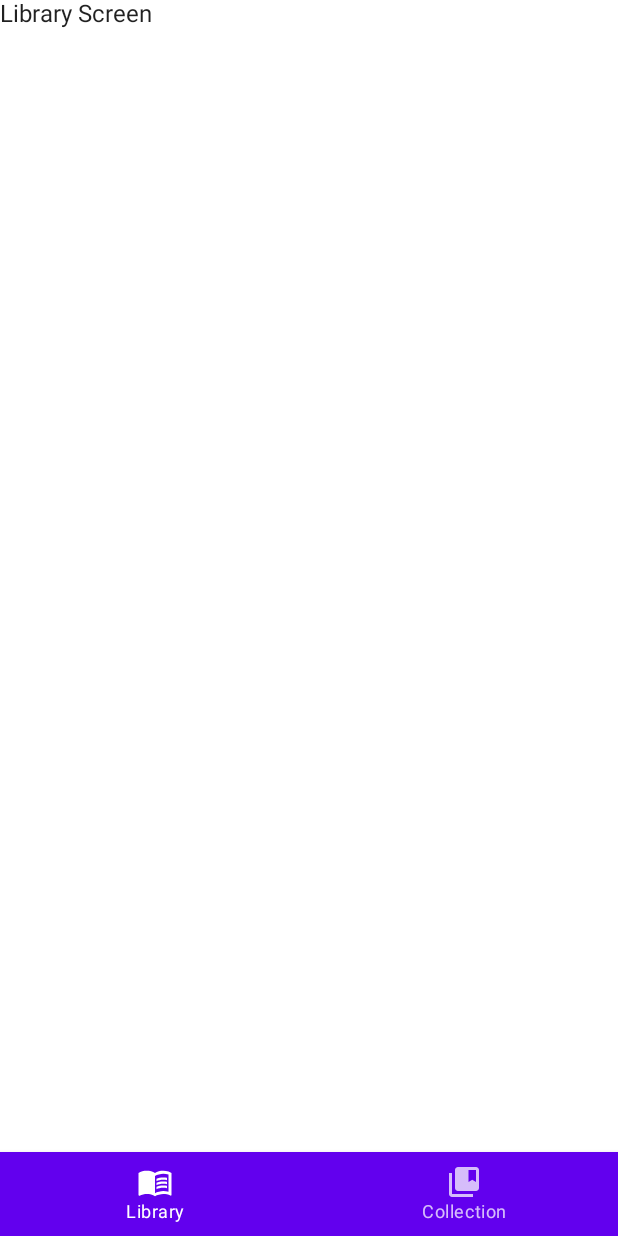
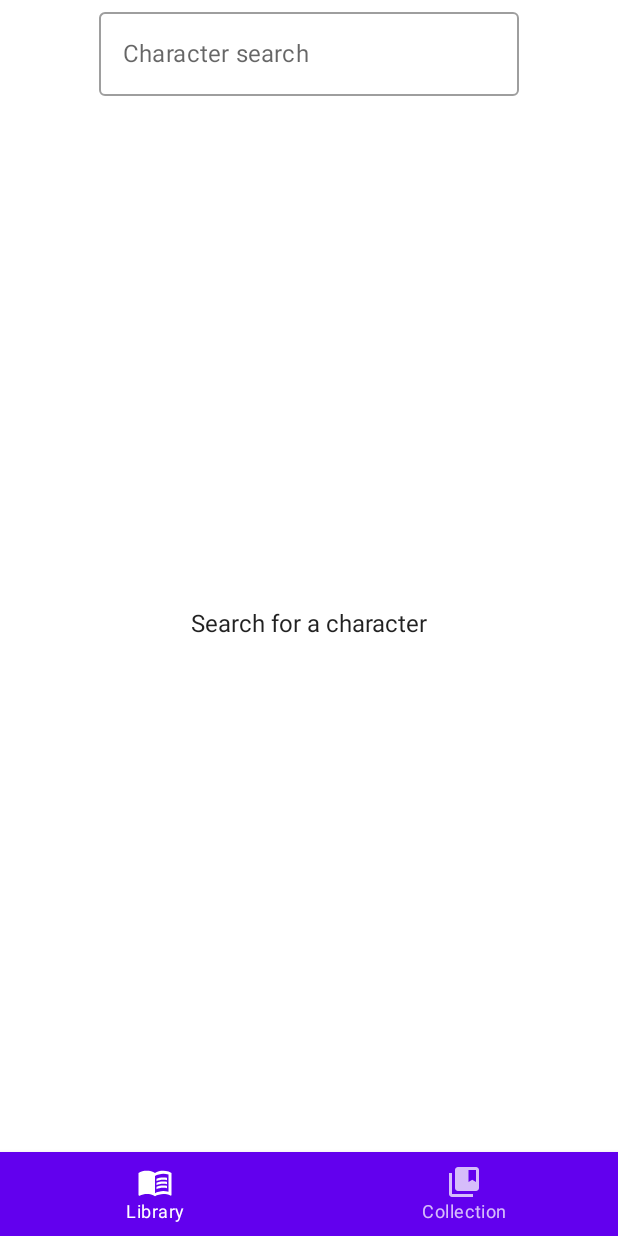
Before and after one commit to hermestessaro/ComicsLibrary, an Android app built with Jetpack Compose: the screen it shows after launch (MainActivity), on a phone screen of 412 x 824 dp. Run offline under Robolectric (Android 15) with nearby library versions, the phone set to English and light mode, and no system bars; our stand-ins replace Dagger/Hilt's generated code; pictures from the network do not load.

```diff
--- a/app/src/main/AndroidManifest.xml
+++ b/app/src/main/AndroidManifest.xml
@@ -2,7 +2,13 @@
 <manifest xmlns:android="http://schemas.android.com/apk/res/android"
     xmlns:tools="http://schemas.android.com/tools">
 
+    <uses-permission android:name="android.permission.INTERNET"/>
+    <uses-permission android:name="android.permission.ACCESS_NETWORK_STATE"/>
+    <uses-permission android:name="android.permission.CHANGE_NETWORK_STATE"/>
+
     <application
+        android:name=".ComicsApplication"
+        android:usesCleartextTraffic="true"
         android:allowBackup="true"
         android:dataExtractionRules="@xml/data_extraction_rules"
         android:fullBackupContent="@xml/backup_rules"
--- /dev/null
+++ b/app/src/main/java/hermes/comicslibrary/ComicsApplication.kt
@@ -0,0 +1,8 @@
+package hermes.comicslibrary
+
+import android.app.Application
+import dagger.hilt.android.HiltAndroidApp
+
+@HiltAndroidApp
+class ComicsApplication: Application() {
+}
--- /dev/null
+++ b/app/src/main/java/hermes/comicslibrary/HiltModule.kt
@@ -0,0 +1,15 @@
+package hermes.comicslibrary
+
+import dagger.Module
+import dagger.Provides
+import dagger.hilt.InstallIn
+import dagger.hilt.android.components.ViewModelComponent
+import hermes.comicslibrary.api.ApiService
+import hermes.comicslibrary.api.MarvelApiRepo
+
+@Module
+@InstallIn(ViewModelComponent::class)
+class HiltModule {
+    @Provides
+    fun provideApiRepo() = MarvelApiRepo(ApiService.api)
+}
--- a/app/src/main/java/hermes/comicslibrary/MainActivity.kt
+++ b/app/src/main/java/hermes/comicslibrary/MainActivity.kt
@@ -3,6 +3,7 @@ package hermes.comicslibrary
 import android.os.Bundle
 import androidx.activity.ComponentActivity
 import androidx.activity.compose.setContent
+import androidx.activity.viewModels
 import androidx.compose.foundation.layout.fillMaxSize
 import androidx.compose.material.MaterialTheme
 import androidx.compose.material.Scaffold
@@ -14,13 +15,18 @@ import androidx.navigation.NavHostController
 import androidx.navigation.compose.NavHost
 import androidx.navigation.compose.composable
 import androidx.navigation.compose.rememberNavController
+import dagger.hilt.android.AndroidEntryPoint
 import hermes.comicslibrary.ui.theme.ComicsLibraryTheme
 import hermes.comicslibrary.utils.Destination
 import hermes.comicslibrary.view.CharactersBottomNav
 import hermes.comicslibrary.view.CollectionScreen
 import hermes.comicslibrary.view.LibraryScreen
+import hermes.comicslibrary.viewmodel.LibraryApiViewModel
 
+@AndroidEntryPoint
 class MainActivity : ComponentActivity() {
+
+    private val libraryViewModel by viewModels<LibraryApiViewModel>()
     override fun onCreate(savedInstanceState: Bundle?) {
         super.onCreate(savedInstanceState)
         setContent {
@@ -31,7 +37,7 @@ class MainActivity : ComponentActivity() {
                     color = MaterialTheme.colors.background
                 ) {
                     val navController = rememberNavController()
-                    CharactersScaffold(navController = navController)
+                    CharactersScaffold(navController = navController, libraryViewModel)
                 }
             }
         }
@@ -39,7 +45,7 @@ class MainActivity : ComponentActivity() {
 }
 
 @Composable
-fun CharactersScaffold(navController: NavHostController) {
+fun CharactersScaffold(navController: NavHostController, libraryApiViewModel: LibraryApiViewModel) {
     val scaffoldState = rememberScaffoldState()
     Scaffold(
         scaffoldState = scaffoldState,
@@ -47,7 +53,7 @@ fun CharactersScaffold(navController: NavHostController) {
     ) { paddingValues ->
         NavHost(navController = navController, startDestination = Destination.Library.route) {
             composable(Destination.Library.route) {
-                LibraryScreen()
+                LibraryScreen(navController, libraryApiViewModel, paddingValues)
             }
             composable(Destination.Collection.route) {
                 CollectionScreen()
--- a/app/src/main/java/hermes/comicslibrary/view/LibraryScreen.kt
+++ b/app/src/main/java/hermes/comicslibrary/view/LibraryScreen.kt
@@ -1,9 +1,153 @@
 package hermes.comicslibrary.view
 
+import android.widget.Toast
+import androidx.compose.foundation.background
+import androidx.compose.foundation.clickable
+import androidx.compose.foundation.layout.Arrangement
+import androidx.compose.foundation.layout.Column
+import androidx.compose.foundation.layout.PaddingValues
+import androidx.compose.foundation.layout.Row
+import androidx.compose.foundation.layout.fillMaxSize
+import androidx.compose.foundation.layout.fillMaxWidth
+import androidx.compose.foundation.layout.padding
+import androidx.compose.foundation.layout.width
+import androidx.compose.foundation.layout.wrapContentHeight
+import androidx.compose.foundation.lazy.LazyColumn
+import androidx.compose.foundation.lazy.items
+import androidx.compose.foundation.shape.RoundedCornerShape
+import androidx.compose.foundation.text.KeyboardOptions
+import androidx.compose.material.CircularProgressIndicator
+import androidx.compose.material.OutlinedTextField
 import androidx.compose.material.Text
 import androidx.compose.runtime.Composable
+import androidx.compose.runtime.collectAsState
+import androidx.compose.runtime.getValue
+import androidx.compose.ui.Alignment
+import androidx.compose.ui.Modifier
+import androidx.compose.ui.draw.clip
+import androidx.compose.ui.graphics.Color
+import androidx.compose.ui.platform.LocalContext
+import androidx.compose.ui.text.font.FontWeight
+import androidx.compose.ui.text.input.KeyboardType
+import androidx.compose.ui.unit.dp
+import androidx.compose.ui.unit.sp
+import androidx.navigation.NavHostController
+import hermes.comicslibrary.api.NetworkResult
+import hermes.comicslibrary.model.CharactersApiResponse
+import hermes.comicslibrary.utils.AttributionText
+import hermes.comicslibrary.utils.CharacterImage
+import hermes.comicslibrary.utils.Destination
+import hermes.comicslibrary.viewmodel.LibraryApiViewModel
 
 @Composable
-fun LibraryScreen() {
-    Text(text = "Library Screen")
+fun LibraryScreen(
+    navHostController: NavHostController,
+    viewModel: LibraryApiViewModel,
+    paddingValues: PaddingValues
+) {
+    val result by viewModel.result.collectAsState()
+    val text = viewModel.queryText.collectAsState()
+
+    Column(
+        modifier = Modifier
+            .fillMaxSize()
+            .padding(bottom = paddingValues.calculateBottomPadding()),
+        horizontalAlignment = Alignment.CenterHorizontally
+    ) {
+        OutlinedTextField(
+            value = text.value,
+            onValueChange = viewModel::onQueryUpdate,
+            label = { Text(text = "Character search") },
+            placeholder = { Text(text = "Character") },
+            keyboardOptions = KeyboardOptions(keyboardType = KeyboardType.Text)
+        )
+
+        Column(
+            modifier = Modifier.fillMaxSize(),
+            horizontalAlignment = Alignment.CenterHorizontally,
+            verticalArrangement = Arrangement.Center
+        ) {
+            when (result) {
+                is NetworkResult.Initial -> {
+                    Text(text = "Search for a character")
+                }
+                is NetworkResult.Success -> {
+                    ShowCharactersList(result, navHostController)
+                }
+                is NetworkResult.Loading -> {
+                    CircularProgressIndicator()
+                }
+                is NetworkResult.Error -> {
+                    Text(text = "Error: ${result.message}")
+                }
+            }
+
+        }
+    }
 }
+
+@Composable
+fun ShowCharactersList(
+    result: NetworkResult<CharactersApiResponse>,
+    navHostController: NavHostController
+) {
+    result.data?.data?.results?.let { characters ->
+        LazyColumn(
+            modifier = Modifier.background(Color.LightGray),
+            verticalArrangement = Arrangement.Top
+        ) {
+            result.data.attributionText?.let {
+                item {
+                    AttributionText(text = it)
+                }
+            }
+
+            items(characters) { character ->
+                val imageUrl = character.thumbnail?.path + "." + character.thumbnail?.extension
+                val title = character.name
+                val description = character.description
+                val context = LocalContext.current
+                val id = character.id
+
+                Column(modifier = Modifier
+                    .padding(4.dp)
+                    .clip(RoundedCornerShape(5.dp))
+                    .background(Color.White)
+                    .padding(4.dp)
+                    .fillMaxWidth()
+                    .wrapContentHeight()
+                    .clickable {
+                        if (character.id != null) {
+                            navHostController.navigate(
+                                Destination.CharacterDetail.createRoute(
+                                    id
+                                )
+                            )
+                        } else {
+                            Toast
+                                .makeText(context, "Character id is null", Toast.LENGTH_SHORT)
+                                .show()
+                        }
+                    }
+                ) {
+                    Row(modifier = Modifier.fillMaxWidth()) {
+                        CharacterImage(
+                            url = imageUrl,
+                            modifier = Modifier
+                                .padding(4.dp)
+                                .width(100.dp)
+                        )
+
+                        Column(modifier = Modifier.padding(4.dp)) {
+                            Text(text = title ?: "", fontWeight = FontWeight.Bold, fontSize = 20.sp)
+                        }
+                    }
+
+                    Text(text = description ?: "", maxLines = 4, fontSize = 14.sp)
+
+
+                }
+            }
+        }
+    }
+}
--- /dev/null
+++ b/app/src/main/java/hermes/comicslibrary/viewmodel/LibraryApiViewModel.kt
@@ -0,0 +1,49 @@
+package hermes.comicslibrary.viewmodel
+
+import androidx.lifecycle.ViewModel
+import androidx.lifecycle.viewModelScope
+import dagger.hilt.android.lifecycle.HiltViewModel
+import hermes.comicslibrary.api.MarvelApiRepo
+import kotlinx.coroutines.Dispatchers
+import kotlinx.coroutines.channels.Channel
+import kotlinx.coroutines.flow.MutableStateFlow
+import kotlinx.coroutines.flow.debounce
+import kotlinx.coroutines.flow.filter
+import kotlinx.coroutines.flow.receiveAsFlow
+import kotlinx.coroutines.launch
+import javax.inject.Inject
+
+@HiltViewModel
+class LibraryApiViewModel @Inject constructor(
+    private val repo: MarvelApiRepo
+): ViewModel() {
+    val result = repo.characters
+    val queryText = MutableStateFlow("")
+    private val queryInput = Channel<String>(Channel.CONFLATED)
+
+    init {
+        retrieveCharacters()
+    }
+
+    private fun retrieveCharacters() {
+        viewModelScope.launch(Dispatchers.IO) {
+            queryInput.receiveAsFlow()
+                .filter { validateQuery(it) }
+                .debounce(1000)
+                .collect {
+                    repo.getCharacters(it)
+                }
+        }
+    }
+
+    private fun validateQuery(query: String): Boolean {
+        return query.length >= 2
+    }
+
+    fun onQueryUpdate(input: String) {
+        queryText.value = input
+        queryInput.trySend(input)
+        //sends the input into the channel, then it is received as flow, filtered, debounced and collected,
+        //so that the ui connects to the result and retrieves the characters
+    }
+}
--- a/gradle.properties
+++ b/gradle.properties
@@ -22,3 +22,4 @@ kotlin.code.style=official
 # resources declared in the library itself and none from the library's dependencies,
 # thereby reducing the size of the R class for that library
 android.nonTransitiveRClass=true
+org.gradle.unsafe.configuration-cache=true
```
Also changed, not shown: app/src/main/java/hermes/comicslibrary/utils/Util.kt (+22 -0 lines).
